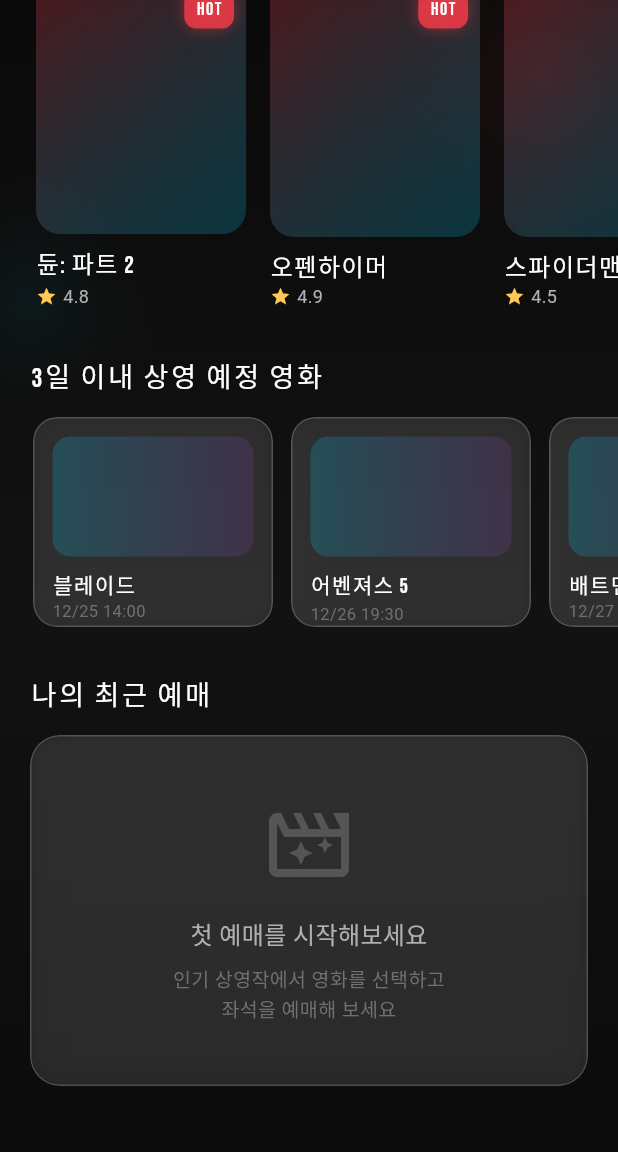
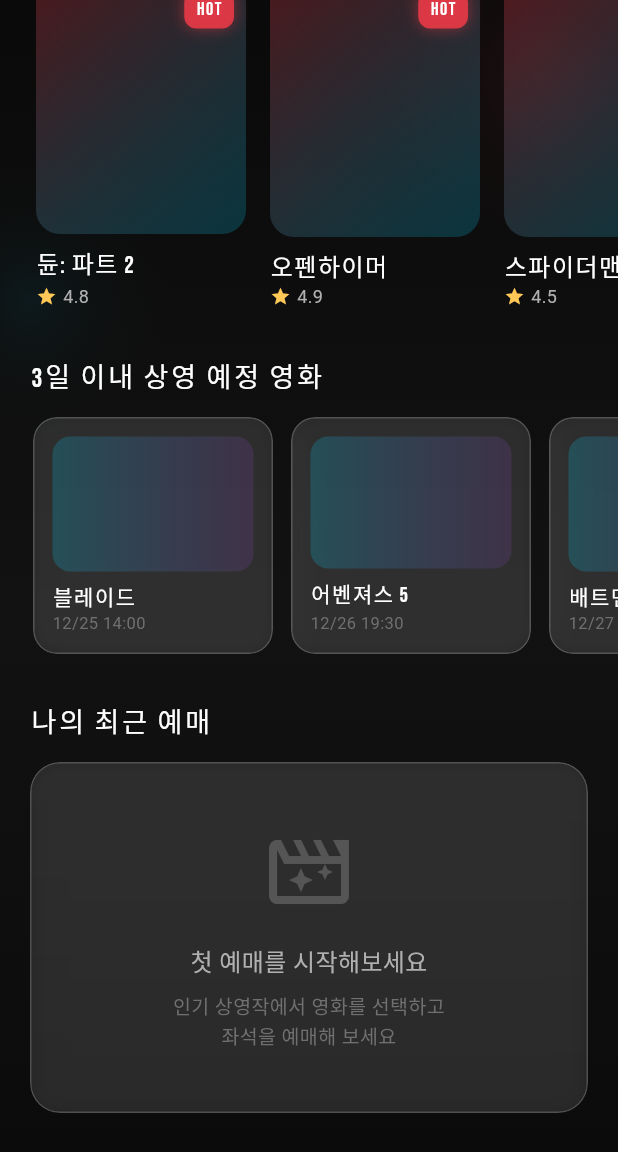
Before and after one commit to VelkaressiaBlutkrone/spring-cinema-app-ex, a Flutter app: the CinemaHomeScreen screen opened directly, scrolled down 547 dp, on a phone screen of 412 x 824 dp. Shown: the top 1152 px of the screen. Run offline on Flutter 3.47's test engine with Material 3 defaults, Android fonts, the phone set to English and light mode, and no system bars; our stand-ins replace flutter_riverpod, flutter_secure_storage, google_fonts, logger; missing offline and left inert: asn1lib, encrypt, pointycastle; accounts and stored records are empty.

Commit message:
step 16 flutter code add and bug fix

```diff
--- a/mobile/lib/provider/auth_provider.dart
+++ b/mobile/lib/provider/auth_provider.dart
@@ -1,9 +1,10 @@
 import 'package:flutter_riverpod/flutter_riverpod.dart';
+import 'package:mobile/config/api_config.dart';
 import 'package:mobile/services/auth_api_service.dart';
 
-/// AuthApiService 싱글톤 프로바이더
+/// AuthApiService 싱글톤 프로바이더 (플랫폼별 apiBaseUrl 적용)
 final authApiServiceProvider = Provider<AuthApiService>((ref) {
-  return AuthApiService();
+  return AuthApiService(baseUrl: apiBaseUrl);
 });
 
 /// 인증 상태: true = 로그인됨, false = 미로그인, 로딩/에러는 AsyncValue로 표현
--- a/mobile/lib/screens/home/cinema_home_screen.dart
+++ b/mobile/lib/screens/home/cinema_home_screen.dart
@@ -248,7 +248,7 @@ class CinemaHomeScreen extends StatelessWidget {
       _UpcomingItem(title: '배트맨', date: '12/27 11:00'),
     ];
     return SizedBox(
-      height: 140,
+      height: 158,
       child: ListView.builder(
         scrollDirection: Axis.horizontal,
         padding: const EdgeInsets.symmetric(horizontal: 16),
@@ -417,16 +417,18 @@ class _UpcomingCard extends StatelessWidget {
   Widget build(BuildContext context) {
     return SizedBox(
       width: 160,
+      height: 158,
       child: GlassCard(
         padding: const EdgeInsets.all(12),
         borderRadius: 16,
         blur: 16,
         child: Column(
           crossAxisAlignment: CrossAxisAlignment.start,
-          mainAxisAlignment: MainAxisAlignment.center,
+          mainAxisSize: MainAxisSize.min,
           children: [
-            Container(
-              height: 80,
+            Expanded(
+              flex: 1,
+              child: Container(
                 width: double.infinity,
                 decoration: BoxDecoration(
                   borderRadius: BorderRadius.circular(12),
@@ -438,7 +440,8 @@ class _UpcomingCard extends StatelessWidget {
                   ),
                 ),
               ),
-            const SizedBox(height: 8),
+            ),
+            const SizedBox(height: 6),
             Text(
               item.title,
               style: GoogleFonts.bebasNeue(
```
Also changed, not shown: mobile/lib/config/api_config.dart (+10 -1 lines), mobile/lib/services/auth_api_service.dart (+22 -14 lines), 3 other files. Lines whose indentation alone changed are shown as unchanged.
